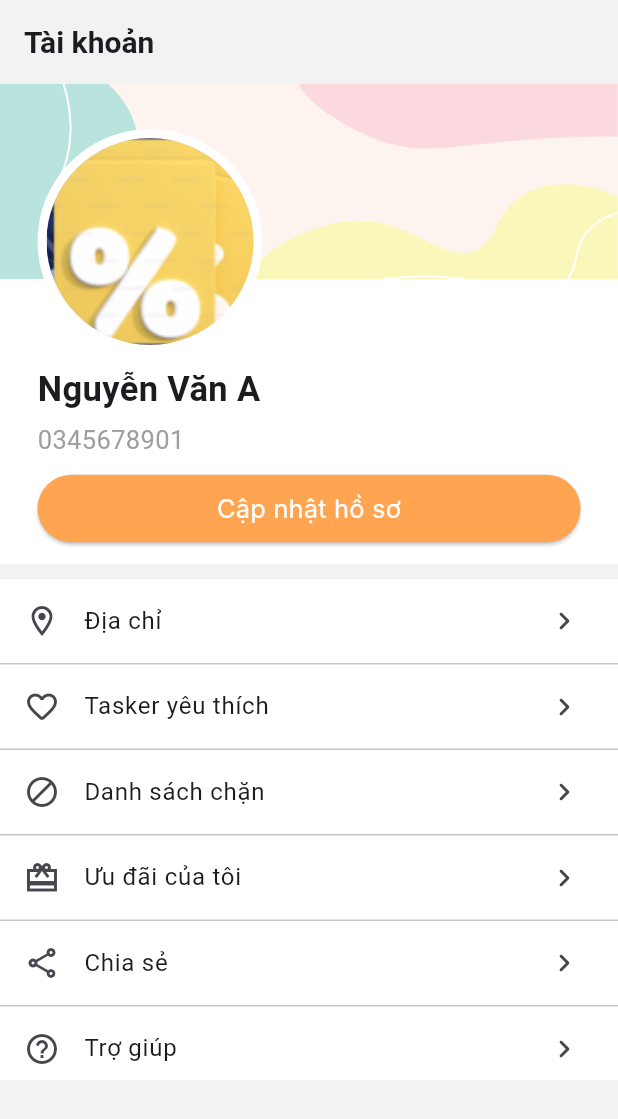
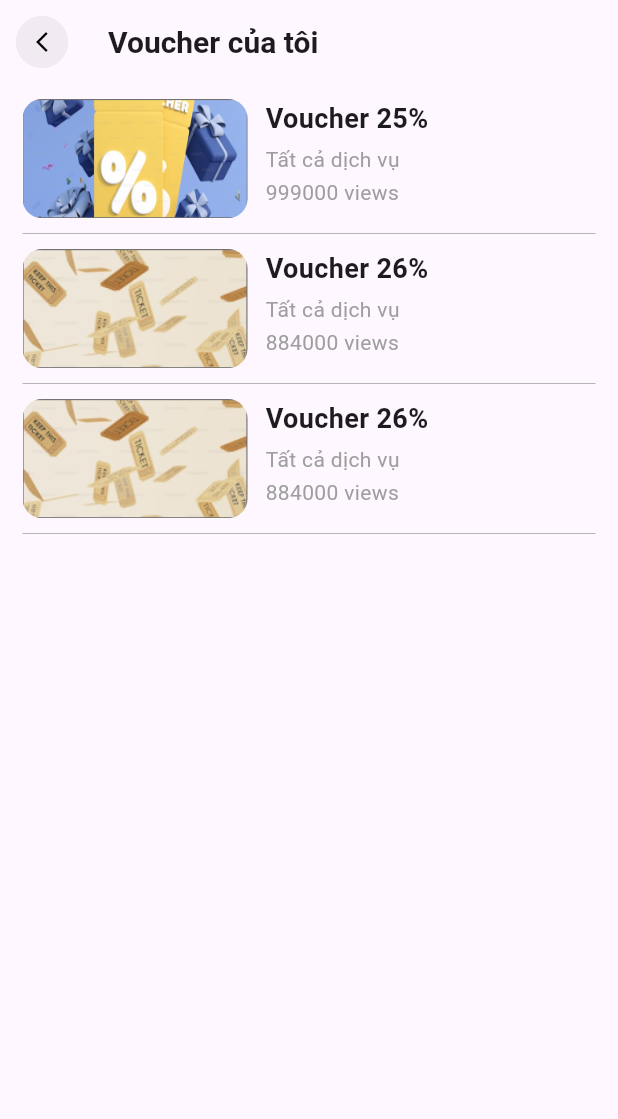
Before and after one commit to KKuyen/SE121_GiupViecApp, a Flutter app: the AccountPage screen opened directly, after a tap on "Ưu đãi của tôi", on a phone screen of 412 x 824 dp. Shown: the top 1119 px of the screen. Run offline on Flutter 3.47's test engine with Material 3 defaults, Android fonts, the phone set to English and light mode, and no system bars; drawn by our look-alikes of flutter_slidable; our stand-ins replace carousel_slider, flutter_svg, font_awesome_flutter, image_picker, pin_code_fields; Roboto replaces fonts that are missing (Inter); project files that could hold a hidden picture were left out.

Commit message:
my voucher page: done

```diff
--- a/FrontEnd/lib/presentation/user/account/account.dart
+++ b/FrontEnd/lib/presentation/user/account/account.dart
@@ -6,6 +6,7 @@ import 'package:se121_giupviec_app/core/configs/constants/app_info.dart';
 import 'package:se121_giupviec_app/core/configs/theme/app_colors.dart';
 import 'package:se121_giupviec_app/presentation/user/account/editAccount.dart';
 import 'package:se121_giupviec_app/presentation/user/account/location.dart';
+import 'package:se121_giupviec_app/presentation/user/home/myVoucher.dart';
 
 class AccountPage extends StatefulWidget {
   const AccountPage({super.key});
@@ -57,7 +58,7 @@ class _AccountPageState extends State<AccountPage> {
                     height: 10,
                   ),
                   Container(
-                    height: MediaQuery.of(context).size.height-490,
+                    height: MediaQuery.of(context).size.height - 490,
                     decoration: const BoxDecoration(
                       color: Colors.white,
                     ),
@@ -104,7 +105,13 @@ class _AccountPageState extends State<AccountPage> {
                             title: const Text('Ưu đãi của tôi'),
                             leading: const Icon(Icons.wallet_giftcard_sharp),
                             trailing: const Icon(Icons.navigate_next_rounded),
-                            onTap: () {},
+                            onTap: () {
+                              Navigator.push(
+                                  context,
+                                  MaterialPageRoute(
+                                      builder: (context) =>
+                                          const MyVoucherPage()));
+                            },
                           ),
                           const Divider(
                             height: 1,
--- a/FrontEnd/lib/presentation/user/home/myVoucher.dart
+++ b/FrontEnd/lib/presentation/user/home/myVoucher.dart
@@ -1,57 +1,198 @@
 import 'package:flutter/material.dart';
 import 'package:flutter/widgets.dart';
+import 'package:flutter_slidable/flutter_slidable.dart'; // Import Slidable package
 import 'package:se121_giupviec_app/common/widgets/appbar/app_bar.dart';
-import 'package:se121_giupviec_app/common/widgets/search/search.dart';
-import 'package:se121_giupviec_app/common/widgets/voucher/voucherCard.dart';
+import 'package:se121_giupviec_app/core/configs/assets/app_images.dart';
 import 'package:se121_giupviec_app/core/configs/constants/app_info.dart';
-import 'package:se121_giupviec_app/core/configs/theme/app_colors.dart';
 
-class MyVoucherPage extends StatefulWidget {
+void main() => runApp(const MyVoucherPage());
+
+class MyVoucherPage extends StatelessWidget {
   const MyVoucherPage({super.key});
 
   @override
-  State<MyVoucherPage> createState() => _MyVoucherPageState();
+  Widget build(BuildContext context) {
+    return const CustomListItemExample();
+  }
 }
 
-class _MyVoucherPageState extends State<MyVoucherPage> {
+class CustomListItem extends StatelessWidget {
+  const CustomListItem({
+    super.key,
+    required this.thumbnail,
+    required this.title,
+    required this.user,
+    required this.viewCount,
+  });
+
+  final Widget thumbnail;
+  final String title;
+  final String user;
+  final int viewCount;
+
   @override
   Widget build(BuildContext context) {
-    return const Scaffold(
-        appBar: BasicAppbar(
-          title: Text('Ưu đãi của tôi',
-              style: TextStyle(
-                fontSize: 20,
-                fontWeight: FontWeight.bold,
-              )),
+    return Slidable(
+      // Define the slideable actions on both sides
+
+      endActionPane: ActionPane(
+        motion: const ScrollMotion(),
+        children: [
+          SlidableAction(
+            onPressed: (context) {
+              // Add your action here
+              ScaffoldMessenger.of(context).showSnackBar(
+                SnackBar(content: Text('Xóa $title')),
+              );
+            },
+            backgroundColor: Colors.red,
+            foregroundColor: Colors.white,
+            icon: Icons.delete,
+            label: 'Xóa',
+          ),
+        ],
+      ),
+      child: Container(
+        decoration: const BoxDecoration(
+          border: Border(
+            bottom: BorderSide(
+              color: Colors.grey,
+              width: 0.5,
+            ),
+          ),
         ),
-        body: Padding(
-          padding: EdgeInsets.only(
-            left: AppInfo.main_padding,
-            right: AppInfo.main_padding,
-          ),
-          child: Column(
-            children: [
-              Row(
-                children: [
-                  Expanded(
-                      child: Search(
-                    hint: "Tìm kiếm ưu đãi",
-                  )),
-                  SizedBox(
-                    width: 5,
-                  ),
-                  Icon(
-                    Icons.filter_alt_rounded,
-                    color: AppColors.xanh_main,
-                    size: 35,
-                  ),
-                ],
+        child: Padding(
+          padding: const EdgeInsets.symmetric(vertical: 10.0),
+          child: Row(
+            crossAxisAlignment: CrossAxisAlignment.start,
+            children: <Widget>[
+              Expanded(
+                flex: 2,
+                child: thumbnail,
               ),
-              SizedBox(
-                height: 10,
+              const SizedBox(width: 7),
+              Expanded(
+                flex: 3,
+                child: _VoucherDescription(
+                  title: title,
+                  user: user,
+                  viewCount: viewCount,
+                ),
               ),
             ],
           ),
-        ));
+        ),
+      ),
+    );
   }
 }
+
+class _VoucherDescription extends StatelessWidget {
+  const _VoucherDescription({
+    required this.title,
+    required this.user,
+    required this.viewCount,
+  });
+
+  final String title;
+  final String user;
+  final int viewCount;
+
+  @override
+  Widget build(BuildContext context) {
+    return Padding(
+      padding: const EdgeInsets.fromLTRB(5.0, 0.0, 0.0, 0.0),
+      child: Column(
+        crossAxisAlignment: CrossAxisAlignment.start,
+        children: <Widget>[
+          Text(
+            title,
+            style: const TextStyle(
+              fontWeight: FontWeight.w600,
+              fontSize: 18.0,
+            ),
+          ),
+          const Padding(padding: EdgeInsets.symmetric(vertical: 2.0)),
+          Text(
+            user,
+            style: const TextStyle(fontSize: 14.0, color: Colors.grey),
+          ),
+          const Padding(padding: EdgeInsets.symmetric(vertical: 1.0)),
+          Text(
+            '$viewCount views',
+            style: const TextStyle(fontSize: 14.0, color: Colors.grey),
+          ),
+        ],
+      ),
+    );
+  }
+}
+
+class CustomListItemExample extends StatelessWidget {
+  const CustomListItemExample({super.key});
+
+  @override
+  Widget build(BuildContext context) {
+    return Scaffold(
+      appBar: const BasicAppbar(
+        isHideBackButton: false,
+        isHavePadding: false,
+        title: Text(
+          'Voucher của tôi',
+          style: TextStyle(
+            fontSize: 20,
+            fontWeight: FontWeight.bold,
+          ),
+        ),
+      ),
+      body: ListView(
+        padding: const EdgeInsets.symmetric(horizontal: AppInfo.main_padding),
+        itemExtent: 100.0,
+        children: <CustomListItem>[
+          CustomListItem(
+            user: 'Tất cả dịch vụ',
+            viewCount: 999000,
+            thumbnail: Container(
+              decoration: BoxDecoration(
+                borderRadius: BorderRadius.circular(13),
+                image: const DecorationImage(
+                  image: AssetImage(AppImages.voucher1),
+                  fit: BoxFit.fill,
+                ),
+              ),
+            ),
+            title: 'Voucher 25%',
+          ),
+          CustomListItem(
+            user: 'Tất cả dịch vụ',
+            viewCount: 884000,
+            thumbnail: Container(
+              decoration: BoxDecoration(
+                borderRadius: BorderRadius.circular(13),
+                image: const DecorationImage(
+                  image: const AssetImage(AppImages.voucher2),
+                  fit: BoxFit.fill,
+                ),
+              ),
+            ),
+            title: 'Voucher 26%',
+          ),
+          CustomListItem(
+            user: 'Tất cả dịch vụ',
+            viewCount: 884000,
+            thumbnail: Container(
+              decoration: BoxDecoration(
+                borderRadius: BorderRadius.circular(13),
+                image: const DecorationImage(
+                  image: const AssetImage(AppImages.voucher2),
+                  fit: BoxFit.fill,
+                ),
+              ),
+            ),
+            title: 'Voucher 26%',
+          ),
+        ],
+      ),
+    );
+  }
+}
--- a/FrontEnd/pubspec.yaml
+++ b/FrontEnd/pubspec.yaml
@@ -21,6 +21,7 @@ dependencies:
   firebase_data_connect:
   emoji_picker_flutter: ^1.5.1
   image_picker:
+  flutter_slidable:
 
 dev_dependencies:
   flutter_test:
```
Also changed, not shown: FrontEnd/pubspec.lock.
